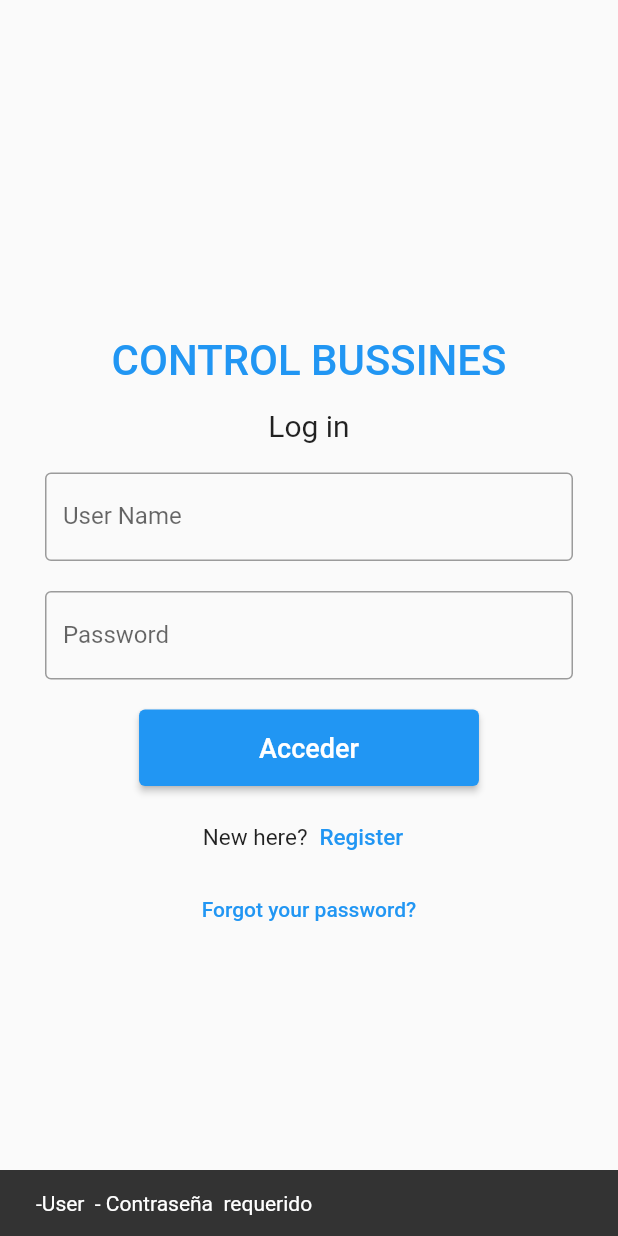
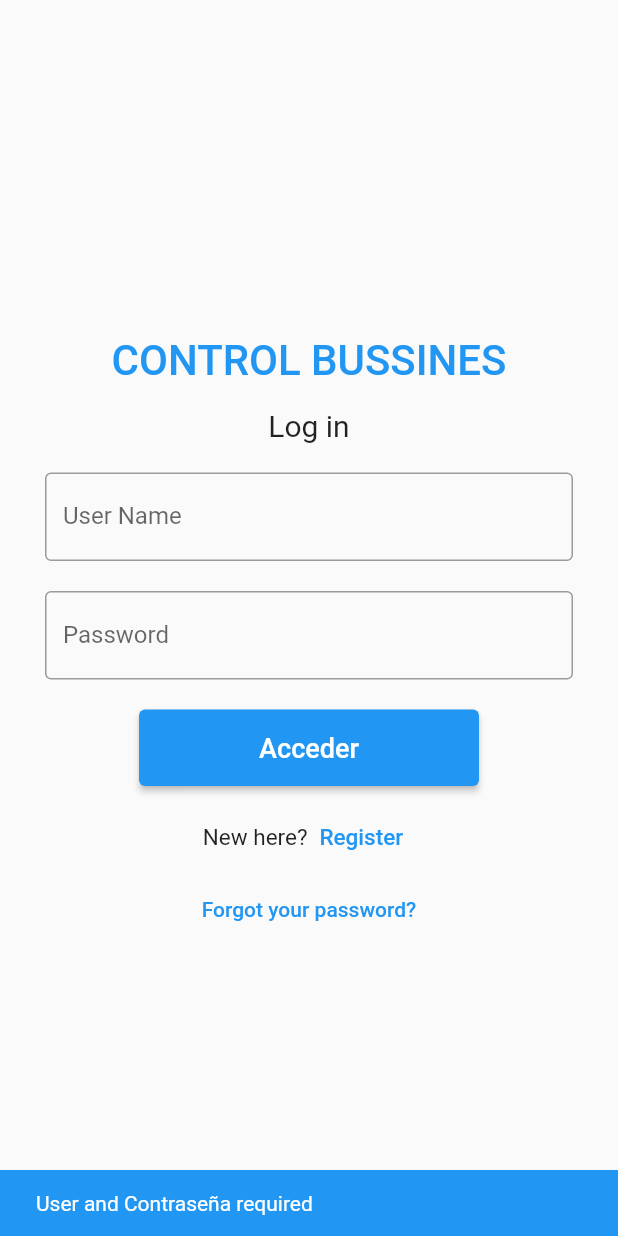
Before and after one commit to Guille-Avila/flutter-management-products, a Flutter app: the screen it shows after launch, after a tap on "Acceder", on a phone screen of 412 x 824 dp. Run offline on Flutter 3.47's test engine with Material 2 defaults, Android fonts, the phone set to English and light mode, and no system bars; our stand-ins replace email_validator, image_picker, snippet_coder_utils; network calls fail.

Commit message:
set main

```diff
--- a/lib/main.dart
+++ b/lib/main.dart
@@ -33,12 +33,8 @@ class MyApp extends StatelessWidget {
         onGenerateRoute: (settings) {
           final Uri uri = Uri.parse(settings.name ?? '/');
 
-          final data = uri.path;
           final pk = uri.queryParameters["pk"];
           final token = uri.queryParameters["token"];
-          devtools.log(data.toString());
-          devtools.log(pk.toString());
-          devtools.log(token.toString());
 
           if (uri.path == "/restart-password/") {
             return MaterialPageRoute(
@@ -51,7 +47,6 @@ class MyApp extends StatelessWidget {
           return null;
         },
         home: const Scaffold(
-          //appBar: AppBar(title: const Text(_title)),
           body: LoginView(),
         ),
         routes: {
@@ -78,12 +73,6 @@ class LoginView extends StatefulWidget {
 class _LoginViewState extends State<LoginView> {
   TextEditingController nameController = TextEditingController();
   TextEditingController passwordController = TextEditingController();
-
-  //final urllogin = Uri.parse("http://192.168.1.5:8000/api/login/");
-  final urllogin = Uri.http(Config.apiURL, Config.loginAPI);
-  //final urlobtenertoken = Uri.parse("http://192.168.1.5:8000/api/api-token-auth/");
-  final urlobtenertoken = Uri.http(Config.apiURL, Config.obtenertokenAPI);
-  final headers = {"Content-Type": "application/json;charset=UTF-8"};
 
   @override
   Widget build(BuildContext context) {
@@ -194,14 +183,22 @@ class _LoginViewState extends State<LoginView> {
   }
 
   void showSnackbar(String msg) {
-    final snack = SnackBar(content: Text(msg));
+    final snack = SnackBar(
+      content: Text(msg),
+      backgroundColor: Colors.blue,
+    );
     ScaffoldMessenger.of(context).showSnackBar(snack);
   }
 
   Future<void> login() async {
+    //final urllogin = Uri.parse("http://localhost:port/api/login/");
+    final urllogin = Uri.http(Config.apiURL, Config.loginAPI);
+    final urlobtenertoken = Uri.http(Config.apiURL, Config.obtenertokenAPI);
+    final headers = {"Content-Type": "application/json;charset=UTF-8"};
+
     if (nameController.text.isEmpty || passwordController.text.isEmpty) {
       showSnackbar(
-          "${nameController.text.isEmpty ? "-User " : ""} ${passwordController.text.isEmpty ? "- Contraseña " : ""} requerido");
+          "${nameController.text.isEmpty ? "User" : ""} ${nameController.text.isEmpty & passwordController.text.isEmpty ? "and " : ""}${passwordController.text.isEmpty ? "Contraseña " : ""}required");
       return;
     }
 
@@ -210,18 +207,15 @@ class _LoginViewState extends State<LoginView> {
       "password": passwordController.text
     };
 
-    devtools.log(datosdelposibleusuario.toString());
     final res = await http.post(urllogin,
         headers: headers, body: jsonEncode(datosdelposibleusuario));
-    //final data = Map.from(jsonDecode(res.body));
-    devtools.log(res.toString());
-    devtools.log('Cuarta parte del login, despues de la solicitud');
+
     if (res.statusCode == 400) {
       showSnackbar("error");
       return;
     }
     if (res.statusCode != 200) {
-      showSnackbar("Ups ha habido un al obtener usuario y contraseña ");
+      showSnackbar("Ups! intentalo de nuevo.");
     }
 
     final res2 = await http.post(urlobtenertoken,
@@ -238,7 +232,7 @@ class _LoginViewState extends State<LoginView> {
     }
 
     final token = data2["token"];
-    final user = Usuario(
+    Usuario(
         username: nameController.text,
         password: passwordController.text,
         token: token);
--- a/lib/pages/user/reset_password.dart
+++ b/lib/pages/user/reset_password.dart
@@ -3,7 +3,6 @@ import 'package:http/http.dart' as http;
 import 'package:appflutter/config.dart';
 import 'dart:convert';
 import 'dart:developer' as devtools show log;
-
 import '../../main.dart';
 
 // ignore: must_be_immutable
```
